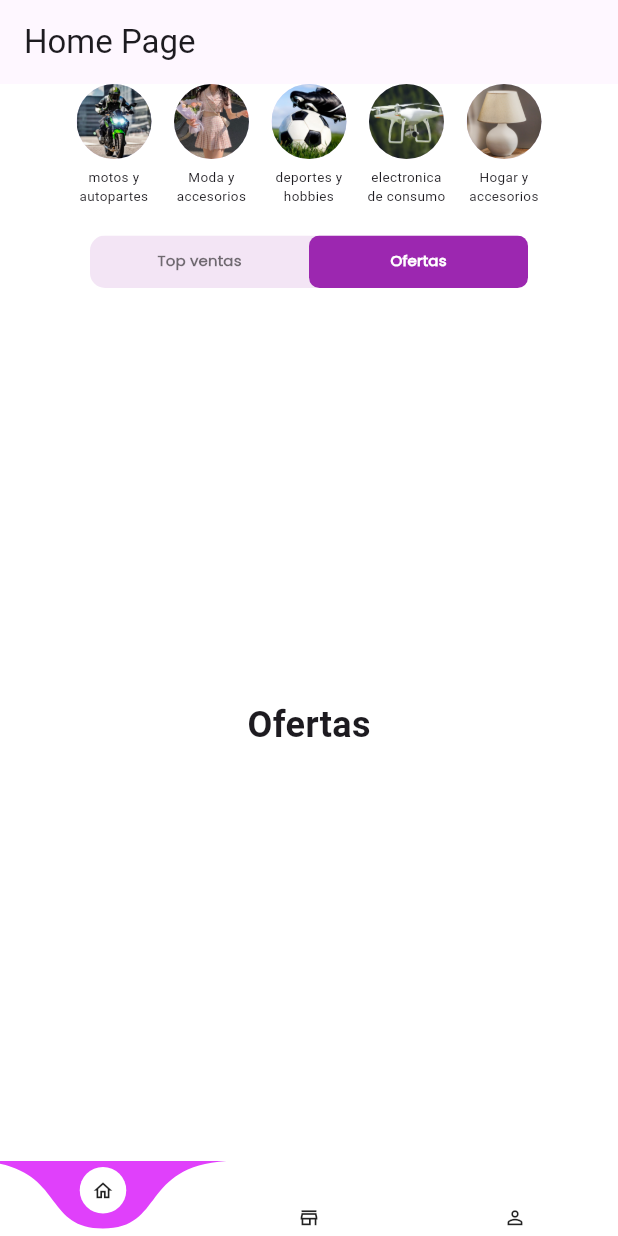
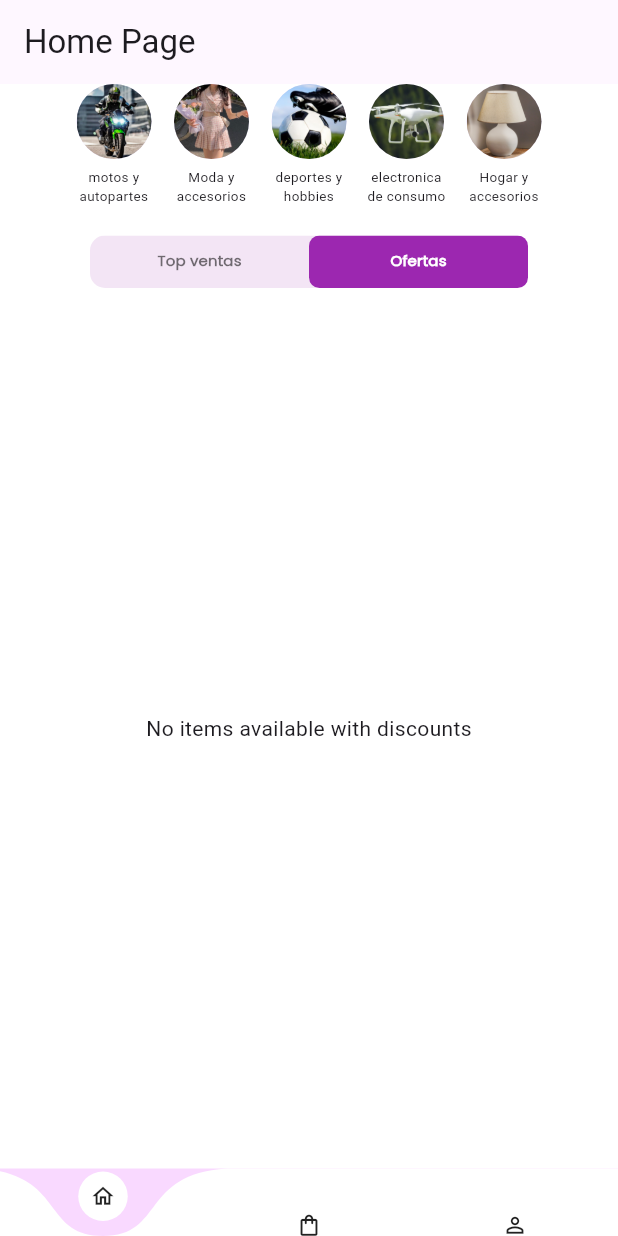
Before and after one commit to thereallexluttor/orderly, a Flutter app: the screen it shows once a user with an empty profile is signed in, tab 2 chosen, on a phone screen of 412 x 824 dp. Run offline on Flutter 3.47's test engine with Material 3 defaults, Android fonts, the phone set to English and light mode, and no system bars; drawn by our look-alikes of curved_navigation_bar; our stand-ins replace cloud_firestore, firebase_auth, firebase_core, flutter_form_builder, geolocator, google_sign_in and 5 more; accounts and stored records are empty.

Commit message:
Ofertas Tab ready
when i made this, it was necesary create a descendent enumeration in firebase.

```diff
--- a/lib/homepage/homepage.dart
+++ b/lib/homepage/homepage.dart
@@ -2,10 +2,11 @@
 
 import 'package:flutter/material.dart';
 import 'package:orderly/homepage/product_category/category_buttons.dart';
+import 'package:cloud_firestore/cloud_firestore.dart';
 import 'package:orderly/homepage/sales&deals/sales&deals.dart';
-import 'package:cloud_firestore/cloud_firestore.dart';
 import 'package:orderly/homepage/tabbar/TabItem.dart';
 import 'package:curved_navigation_bar/curved_navigation_bar.dart';
+import 'package:orderly/homepage/sales&deals/offers_tab.dart'; // Import the new OffersTab widget
 
 class HomePage extends StatefulWidget {
   const HomePage({super.key});
@@ -123,30 +124,27 @@ class _HomePageState extends State<HomePage> {
                       },
                     ),
                     // Ofertas tab
-                    Center(
-                      child: Text('Ofertas', style: TextStyle(fontSize: 24, fontWeight: FontWeight.bold)),
-                    ),
+                    OffersTab(), // Use the new OffersTab widget here
                   ],
                 ),
               ),
             ],
           ),
         ),
-
-bottomNavigationBar: CurvedNavigationBar(
-          height: 50,
+        bottomNavigationBar: CurvedNavigationBar(
+          height: 45,
           key: _bottomNavigationKey,
           index: 0,
           items: <Widget>[
-            Icon(Icons.home_outlined, size: 15),
-            Icon(Icons.store_outlined, size: 15),
-            Icon(Icons.perm_identity, size: 15),
+            Icon(Icons.home_outlined, size: 17),
+            Icon(Icons.shopping_bag_outlined, size: 17),
+            Icon(Icons.perm_identity, size: 17),
           ],
           color: Colors.white,
           buttonBackgroundColor: Colors.white,
-          backgroundColor: Colors.purpleAccent,
+          backgroundColor: Color.fromARGB(255, 249, 217, 255),
           animationCurve: Curves.easeInOut,
-          animationDuration: Duration(milliseconds: 600),
+          animationDuration: Duration(milliseconds: 800),
           onTap: (index) {
             setState(() {
               _page = index;
@@ -154,9 +152,6 @@ bottomNavigationBar: CurvedNavigationBar(
           },
           letIndexChange: (index) => true,
         ),
-
-
-
       ),
     );
   }
--- /dev/null
+++ b/lib/homepage/sales&deals/offers_tab.dart
@@ -0,0 +1,45 @@
+// offers_tab.dart
+
+import 'package:flutter/material.dart';
+import 'package:cloud_firestore/cloud_firestore.dart';
+import 'package:orderly/homepage/sales&deals/itemcard.dart';
+import 'package:orderly/homepage/sales&deals/itemcardoffers.dart';
+
+class OffersTab extends StatelessWidget {
+  @override
+  Widget build(BuildContext context) {
+    return StreamBuilder(
+      stream: FirebaseFirestore.instance.collectionGroup('items').where('discount', isGreaterThan: 0).snapshots(),
+      builder: (context, AsyncSnapshot<QuerySnapshot> snapshot) {
+        if (snapshot.connectionState == ConnectionState.waiting) {
+          return Center(child: CircularProgressIndicator());
+        } else if (snapshot.hasError) {
+          print(snapshot.error);
+          return Center(child: Text('Error: ${snapshot.error}'));
+        } else if (!snapshot.hasData || snapshot.data!.docs.isEmpty) {
+          return Center(child: Text('No items available with discounts'));
+        }
+
+        var items = snapshot.data!.docs;
+        return Center(
+          child: GridView.builder(
+            padding: EdgeInsets.only(left: 20.0),
+            gridDelegate: SliverGridDelegateWithFixedCrossAxisCount(
+              crossAxisCount: 2, // Número de columnas
+              mainAxisSpacing: 0.0,
+              crossAxisSpacing: 0.0,
+              childAspectRatio: 0.74, // Ajusta esta relación según sea necesario
+            ),
+            itemCount: items.length,
+            itemBuilder: (context, index) {
+              var item = items[index];
+              var itemData = item.data() as Map<String, dynamic>;
+
+              return ItemCardOffers(itemData: itemData);
+            },
+          ),
+        );
+      },
+    );
+  }
+}
```
Also changed, not shown: lib/homepage/sales&deals/itemcardoffers.dart (added, +150 -0 lines).
